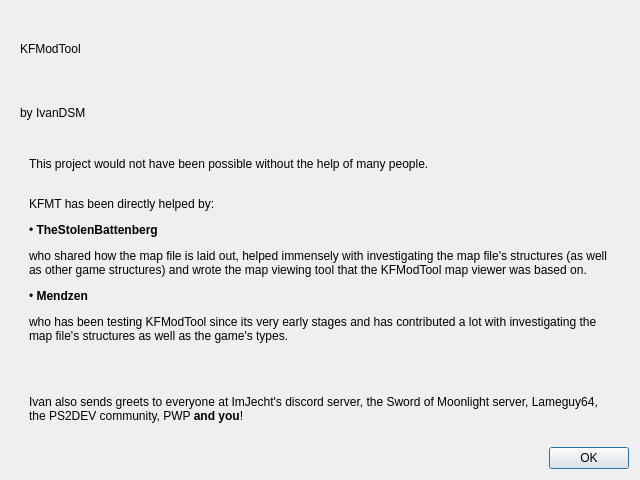
Before: the Qt Designer form Tools/KFModTool/aboutdialog.ui in IvanDSM/KingsFieldRE, drawn with Qt 5.
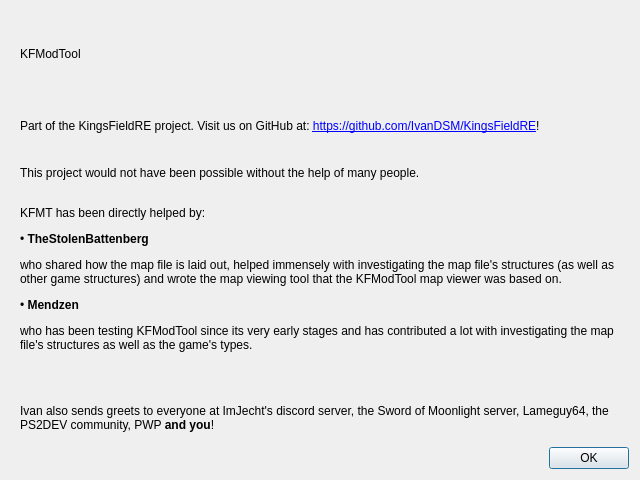
After: the same form once the commit is applied.

What changed in the file:
```diff
--- a/Tools/KFModTool/aboutdialog.ui
+++ b/Tools/KFModTool/aboutdialog.ui
@@ -33,7 +33,10 @@
       <item>
        <widget class="QLabel" name="ivanLabel">
         <property name="text">
-         <string>by IvanDSM</string>
+         <string>&lt;html&gt;&lt;head/&gt;&lt;body&gt;&lt;p&gt;Part of the KingsFieldRE project. Visit us on GitHub at: &lt;a href=&quot;https://github.com/IvanDSM/KingsFieldRE&quot;&gt;&lt;span style=&quot; text-decoration: underline; color:#0000ff;&quot;&gt;https://github.com/IvanDSM/KingsFieldRE&lt;/span&gt;&lt;/a&gt;!&lt;/p&gt;&lt;/body&gt;&lt;/html&gt;</string>
+        </property>
+        <property name="openExternalLinks">
+         <bool>true</bool>
         </property>
        </widget>
       </item>
@@ -46,6 +49,18 @@
          <enum>QFrame::Plain</enum>
         </property>
         <layout class="QVBoxLayout" name="verticalLayout_3">
+         <property name="leftMargin">
+          <number>0</number>
+         </property>
+         <property name="topMargin">
+          <number>0</number>
+         </property>
+         <property name="rightMargin">
+          <number>0</number>
+         </property>
+         <property name="bottomMargin">
+          <number>0</number>
+         </property>
          <item>
           <widget class="QLabel" name="greetsLabel">
            <property name="frameShadow">
```
Left out of the diff: 7 changed lines with no effect on the pictures.
